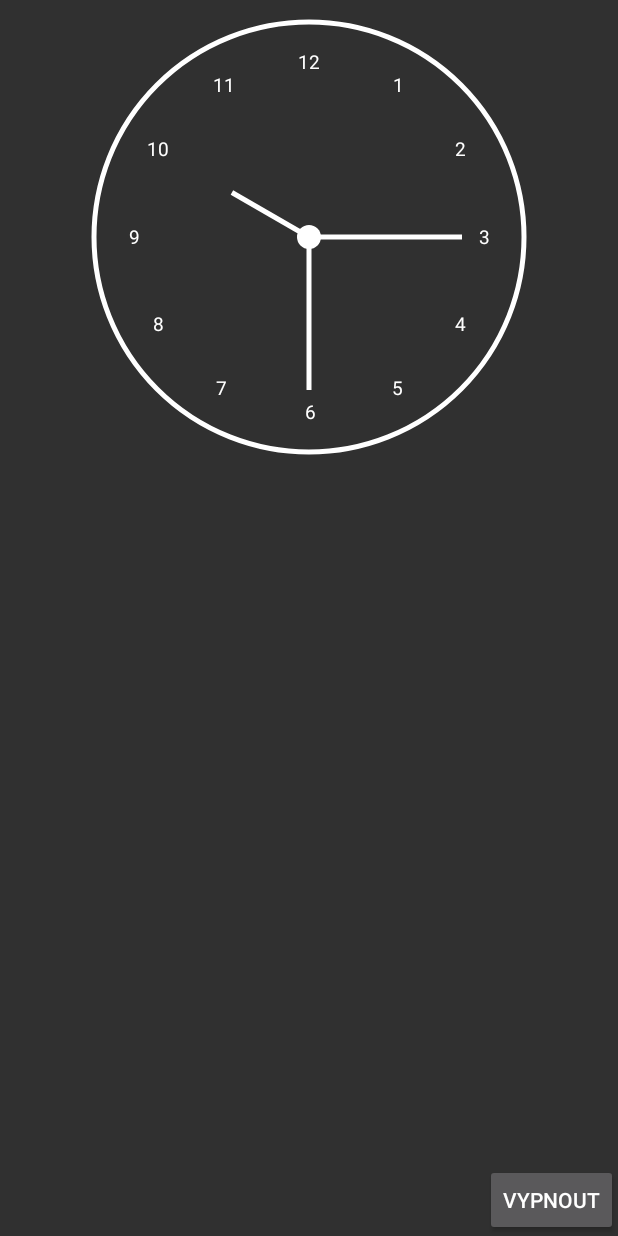
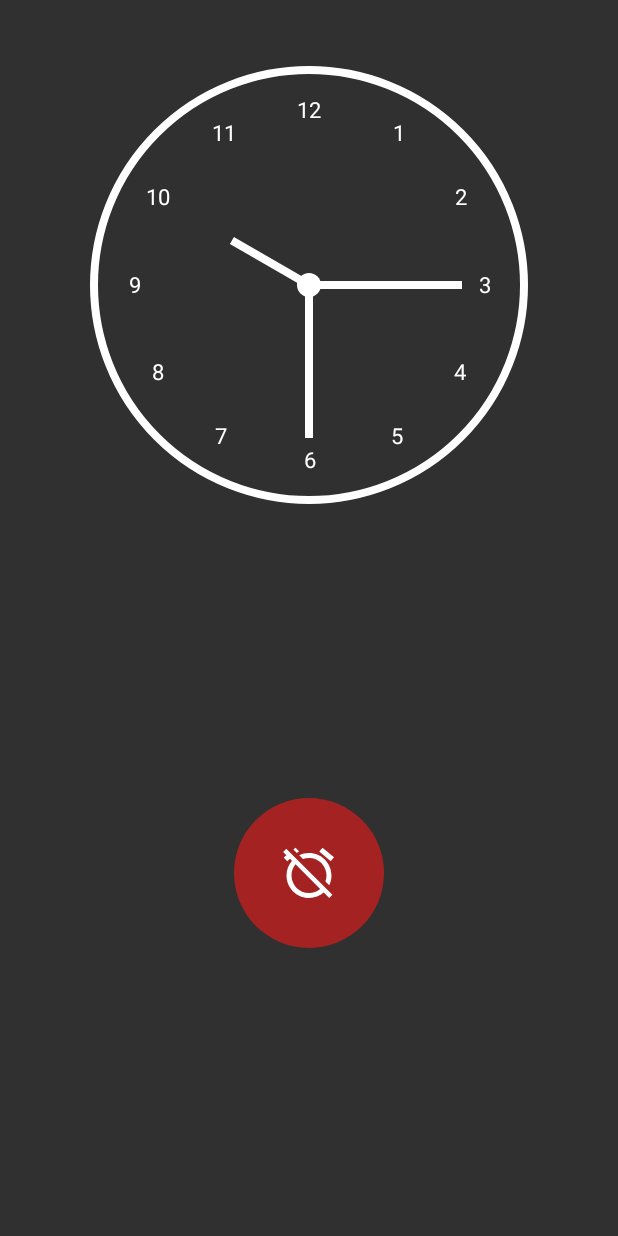
Before and after one commit to kolaron/SimpleAlarm, an Android app: the AlarmActivity screen opened directly, with no data from a screen before it, on a phone screen of 412 x 824 dp. Run offline under Robolectric (Android 15) with nearby library versions, the phone set to English and light mode, and no system bars; 2 statements that could not run were skipped.

Commit message:
Rework alarmActivity

```diff
--- a/app/src/main/java/kolar/simplealarm/View/Activity/AlarmActivity.java
+++ b/app/src/main/java/kolar/simplealarm/View/Activity/AlarmActivity.java
@@ -8,6 +8,8 @@ import android.util.Log;
 import android.view.View;
 import android.view.WindowManager;
 import android.widget.Button;
+import android.widget.RelativeLayout;
+import android.widget.Toast;
 
 import kolar.simplealarm.Model.AlarmClass;
 import kolar.simplealarm.Model.AlarmSoundService;
@@ -22,7 +24,7 @@ import static kolar.simplealarm.Model.Controller.INTENT_ALARMCLASS;
 
 public class AlarmActivity extends Activity implements View.OnClickListener {
 
-    private Button bttnDefer, bttnOff;
+    private RelativeLayout bttnDefer, bttnOff, relativeLayout_postpone;
 
     private AlarmClass alarmClass;
 
@@ -44,11 +46,12 @@ public class AlarmActivity extends Activity implements View.OnClickListener {
     private void initViews() {
         bttnDefer = findViewById(R.id.bttnDefer);
         bttnOff = findViewById(R.id.bttnOff);
+        relativeLayout_postpone = findViewById(R.id.relativeLayout_postpone);
 
         if (alarmClass.getPostpone() != AlarmClass.postPone.NONE)
-            bttnDefer.setVisibility(View.VISIBLE);
+            relativeLayout_postpone.setVisibility(View.VISIBLE);
         else
-            bttnDefer.setVisibility(View.GONE);
+            relativeLayout_postpone.setVisibility(View.GONE);
     }
 
     private void initListeners() {
@@ -59,11 +62,12 @@ public class AlarmActivity extends Activity implements View.OnClickListener {
     @Override
     public void onClick(View v) {
         if (v.equals(bttnDefer)) {
-            Log.wtf("POSTPONE DEBUG", String.valueOf(alarmClass.hashCode()));
             Controller.getInstance(AlarmActivity.this).postPoneAlarm(alarmClass);
             stopService(new Intent(AlarmActivity.this, AlarmSoundService.class));
+            finish();
         } else if (v.equals(bttnOff)) {
             stopService(new Intent(AlarmActivity.this, AlarmSoundService.class));
+            finish();
         }
     }
 }
--- a/app/src/main/java/kolar/simplealarm/View/ClockView.java
+++ b/app/src/main/java/kolar/simplealarm/View/ClockView.java
@@ -45,7 +45,7 @@ public class ClockView extends View {
         height = getHeight();
         width = getWidth();
         padding = spacing + 50;
-        fontsize = (int) TypedValue.applyDimension(TypedValue.COMPLEX_UNIT_SP, 13, getResources().getDisplayMetrics());
+        fontsize = (int) TypedValue.applyDimension(TypedValue.COMPLEX_UNIT_SP, 15, getResources().getDisplayMetrics());
         int min = Math.min(height, width);
         radius = min / 2 - padding;
         handTruncation = min / 20;
@@ -101,7 +101,7 @@ public class ClockView extends View {
     private void drawCircle(Canvas canvas) {
         paint.reset();
         paint.setColor(Color.WHITE);
-        paint.setStrokeWidth(5);
+        paint.setStrokeWidth(8);
         paint.setStyle(Paint.Style.STROKE);
         paint.setAntiAlias(true);
         canvas.drawCircle(width / 2, height / 2, radius + padding - 10, paint);
--- /dev/null
+++ b/app/src/main/res/drawable/circle_green.xml
@@ -0,0 +1,8 @@
+<?xml version="1.0" encoding="utf-8"?>
+<shape xmlns:android="http://schemas.android.com/apk/res/android"
+    android:shape="oval">
+    <solid android:color="#228922" />
+    <size
+        android:width="30dp"
+        android:height="30dp"></size>
+</shape>
--- a/app/src/main/res/drawable/circle_day.xml
+++ b/app/src/main/res/drawable/circle_red.xml
@@ -1,7 +1,7 @@
 <?xml version="1.0" encoding="utf-8"?>
 <shape xmlns:android="http://schemas.android.com/apk/res/android"
     android:shape="oval">
-    <solid android:color="#FFFFFF" />
+    <solid android:color="#a52222" />
     <size
         android:width="30dp"
         android:height="30dp"></size>
--- /dev/null
+++ b/app/src/main/res/drawable/ic_alarm_off_black_24dp.xml
@@ -0,0 +1,9 @@
+<vector xmlns:android="http://schemas.android.com/apk/res/android"
+        android:width="24dp"
+        android:height="24dp"
+        android:viewportWidth="24.0"
+        android:viewportHeight="24.0">
+    <path
+        android:fillColor="#FFFFFFFF"
+        android:pathData="M12,6c3.87,0 7,3.13 7,7 0,0.84 -0.16,1.65 -0.43,2.4l1.52,1.52c0.58,-1.19 0.91,-2.51 0.91,-3.92 0,-4.97 -4.03,-9 -9,-9 -1.41,0 -2.73,0.33 -3.92,0.91L9.6,6.43C10.35,6.16 11.16,6 12,6zM22,5.72l-4.6,-3.86 -1.29,1.53 4.6,3.86L22,5.72zM2.92,2.29L1.65,3.57 2.98,4.9l-1.11,0.93 1.42,1.42 1.11,-0.94 0.8,0.8C3.83,8.69 3,10.75 3,13c0,4.97 4.02,9 9,9 2.25,0 4.31,-0.83 5.89,-2.2l2.2,2.2 1.27,-1.27L3.89,3.27l-0.97,-0.98zM16.47,18.39C15.26,19.39 13.7,20 12,20c-3.87,0 -7,-3.13 -7,-7 0,-1.7 0.61,-3.26 1.61,-4.47l9.86,9.86zM8.02,3.28L6.6,1.86l-0.86,0.71 1.42,1.42 0.86,-0.71z"/>
+</vector>
--- a/app/src/main/res/layout/activity_alarm.xml
+++ b/app/src/main/res/layout/activity_alarm.xml
@@ -1,29 +1,70 @@
 <?xml version="1.0" encoding="utf-8"?>
-<RelativeLayout xmlns:android="http://schemas.android.com/apk/res/android"
+<LinearLayout xmlns:android="http://schemas.android.com/apk/res/android"
+    android:layout_width="match_parent"
+    android:layout_height="match_parent"
+    android:orientation="vertical">
+
+    <RelativeLayout
+        android:layout_width="match_parent"
+        android:layout_height="wrap_content"
+        android:layout_gravity="center"
+        android:layout_marginTop="40dp">
+
+        <kolar.simplealarm.View.ClockView
+            android:id="@+id/ClockView"
+            android:layout_width="300dp"
+            android:layout_height="300dp"
+            android:layout_centerInParent="true" />
+    </RelativeLayout>
+
+    <LinearLayout
         android:layout_width="match_parent"
         android:layout_height="match_parent">
 
-    <kolar.simplealarm.View.ClockView
-        android:layout_margin="8dp"
-        android:id="@+id/ClockView"
-        android:layout_width="300dp"
-        android:layout_height="300dp"
-        android:layout_alignParentTop="true"
-        android:layout_centerHorizontal="true" />
+        <RelativeLayout
+            android:id="@+id/relativeLayout_postpone"
+            android:layout_width="0dp"
+            android:layout_height="wrap_content"
+            android:layout_gravity="center"
+            android:layout_weight="1">
 
-    <Button
+            <RelativeLayout
                 android:id="@+id/bttnDefer"
                 android:layout_width="wrap_content"
                 android:layout_height="wrap_content"
-        android:layout_alignParentBottom="true"
-        android:layout_alignParentStart="true"
-        android:text="Odložit" />
+                android:layout_centerInParent="true"
+                android:background="@drawable/circle_green"
+                android:padding="30dp">
 
-    <Button
+                <ImageView
+                    android:layout_width="40dp"
+                    android:layout_height="40dp"
+                    android:src="@drawable/ic_alarm_post_pone" />
+            </RelativeLayout>
+
+        </RelativeLayout>
+
+        <RelativeLayout
+            android:layout_width="0dp"
+            android:layout_height="wrap_content"
+            android:layout_gravity="center"
+            android:layout_weight="1">
+
+            <RelativeLayout
                 android:id="@+id/bttnOff"
                 android:layout_width="wrap_content"
                 android:layout_height="wrap_content"
-        android:layout_alignParentBottom="true"
-        android:layout_alignParentEnd="true"
-        android:text="Vypnout" />
+                android:layout_centerInParent="true"
+                android:background="@drawable/circle_red"
+                android:padding="30dp">
+
+                <ImageView
+                    android:id="@+id/imageView"
+                    android:layout_width="40dp"
+                    android:layout_height="40dp"
+                    android:src="@drawable/ic_alarm_off_black_24dp" />
+
             </RelativeLayout>
+        </RelativeLayout>
+    </LinearLayout>
+</LinearLayout>
--- a/app/src/main/res/values/styles.xml
+++ b/app/src/main/res/values/styles.xml
@@ -11,7 +11,7 @@
     <style name="days_buttontext">
         <item name="android:layout_centerInParent">true</item>
         <item name="android:textColor">#000000</item>
-        <item name="android:background">@drawable/circle_day</item>
+        <item name="android:background">@drawable/circle_green</item>
         <item name="android:gravity">center</item>
     </style>
 
```
Also changed, not shown: app/src/main/res/layout/alarmlistitem.xml (deleted, +0 -226 lines), app/src/main/res/drawable-hdpi/ic_alarm_post_pone.png (added), app/src/main/res/drawable-mdpi/ic_alarm_post_pone.png (added), app/src/main/res/drawable-xhdpi/ic_alarm_post_pone.png (added), app/src/main/res/drawable-xxhdpi/ic_alarm_post_pone.png (added). Lines whose indentation alone changed are shown as unchanged.
